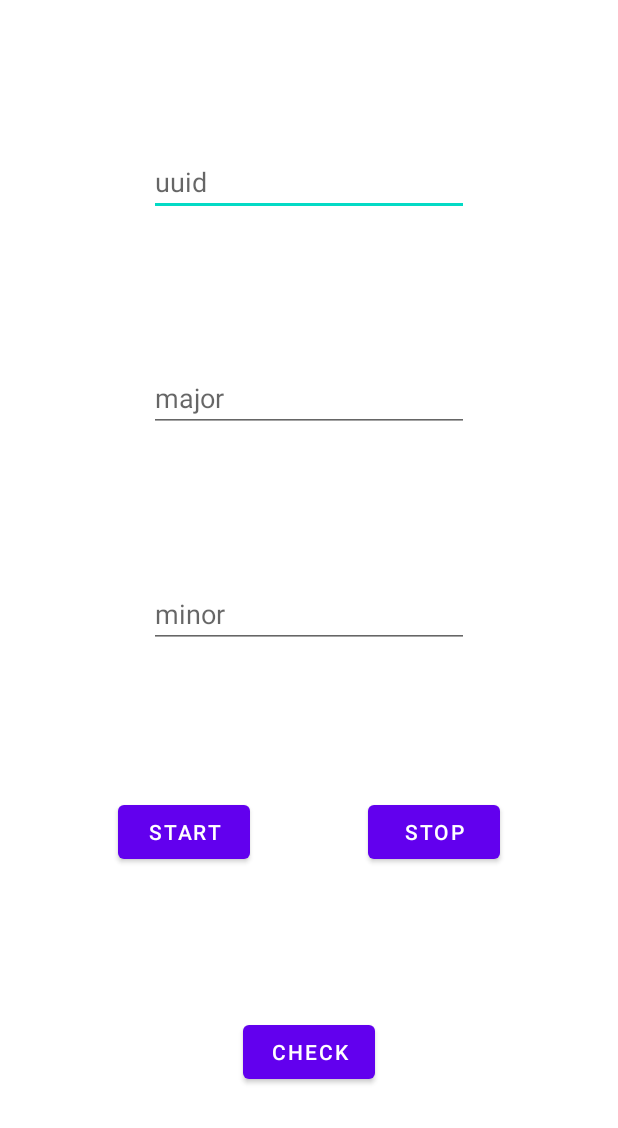
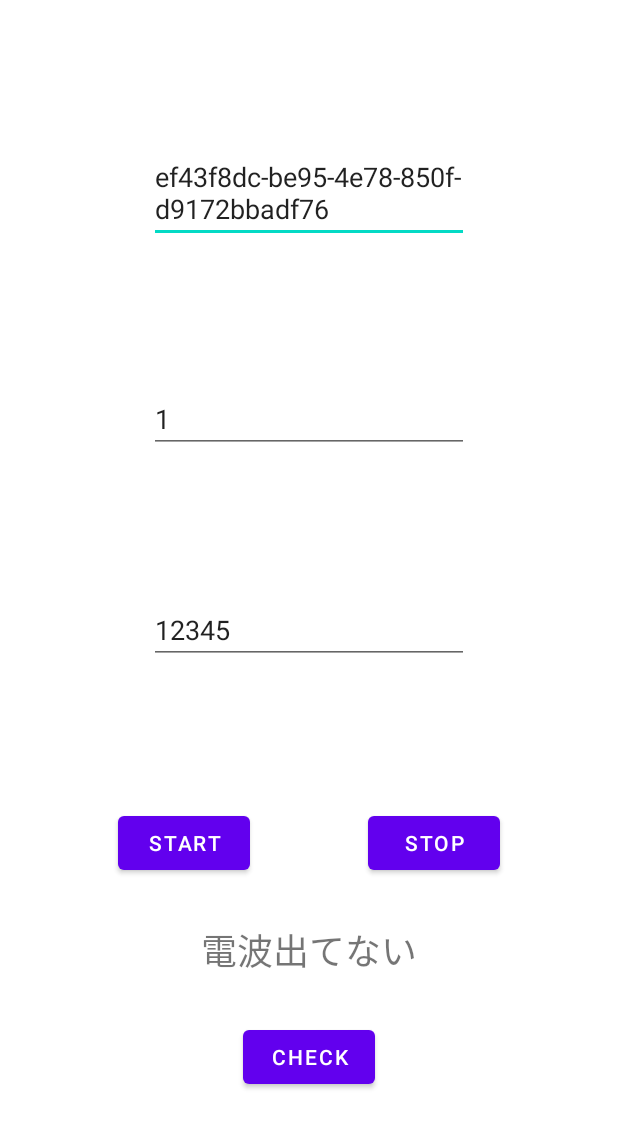
Before and after one commit to harutiro/ibeeconOutputTest, an Android app: the layout activity_main.xml on its own in the app's theme, with its tools: preview values and no code run, on a phone screen of 412 x 824 dp. Shown: the top 1128 px of the screen. Run offline under Robolectric (Android 15) with nearby library versions, the phone set to English and light mode, and no system bars.

Commit message:
add: 動作部分等全部作成

```diff
--- a/app/src/main/res/layout/activity_main.xml
+++ b/app/src/main/res/layout/activity_main.xml
@@ -3,9 +3,7 @@
     xmlns:app="http://schemas.android.com/apk/res-auto"
     xmlns:tools="http://schemas.android.com/tools">
 
-    <androidx.constraintlayout.widget.ConstraintLayout xmlns:android="http://schemas.android.com/apk/res/android"
-        xmlns:app="http://schemas.android.com/apk/res-auto"
-        xmlns:tools="http://schemas.android.com/tools"
+    <androidx.constraintlayout.widget.ConstraintLayout
         android:layout_width="match_parent"
         android:layout_height="match_parent"
         tools:context=".MainActivity">
@@ -18,6 +16,7 @@
             android:gravity="start|top"
             android:hint="uuid"
             android:inputType="textMultiLine"
+            android:text="ef43f8dc-be95-4e78-850f-d9172bbadf76"
             app:layout_constraintBottom_toTopOf="@+id/majar_edit_textbox"
             app:layout_constraintEnd_toEndOf="parent"
             app:layout_constraintStart_toStartOf="parent"
@@ -31,6 +30,7 @@
             android:gravity="start|top"
             android:hint="major"
             android:inputType="textMultiLine"
+            android:text="1"
             app:layout_constraintBottom_toTopOf="@+id/minor_edit_textbox"
             app:layout_constraintEnd_toEndOf="@+id/uuid_edit_textbox"
             app:layout_constraintStart_toStartOf="@+id/uuid_edit_textbox"
@@ -44,6 +44,7 @@
             android:gravity="start|top"
             android:hint="minor"
             android:inputType="textMultiLine"
+            android:text="12345"
             app:layout_constraintBottom_toTopOf="@+id/ibeacon_stop_button"
             app:layout_constraintEnd_toEndOf="@+id/majar_edit_textbox"
             app:layout_constraintStart_toStartOf="@+id/majar_edit_textbox"
@@ -78,5 +79,16 @@
             app:layout_constraintEnd_toEndOf="parent"
             app:layout_constraintStart_toStartOf="parent"
             app:layout_constraintTop_toBottomOf="@+id/ibeecon_start_button" />
+
+        <TextView
+            android:id="@+id/state_textbox"
+            android:layout_width="wrap_content"
+            android:layout_height="wrap_content"
+            android:text="電波出てない"
+            android:textSize="24sp"
+            app:layout_constraintBottom_toTopOf="@+id/state_check_button"
+            app:layout_constraintEnd_toEndOf="parent"
+            app:layout_constraintStart_toStartOf="parent"
+            app:layout_constraintTop_toBottomOf="@+id/ibeecon_start_button" />
     </androidx.constraintlayout.widget.ConstraintLayout>
 </layout>
```
Also changed, not shown: app/src/main/AndroidManifest.xml (+10 -0 lines), app/src/main/java/io/github/com/harutiro/ibeeconoutputtest/MainActivity.kt (+74 -0 lines).
